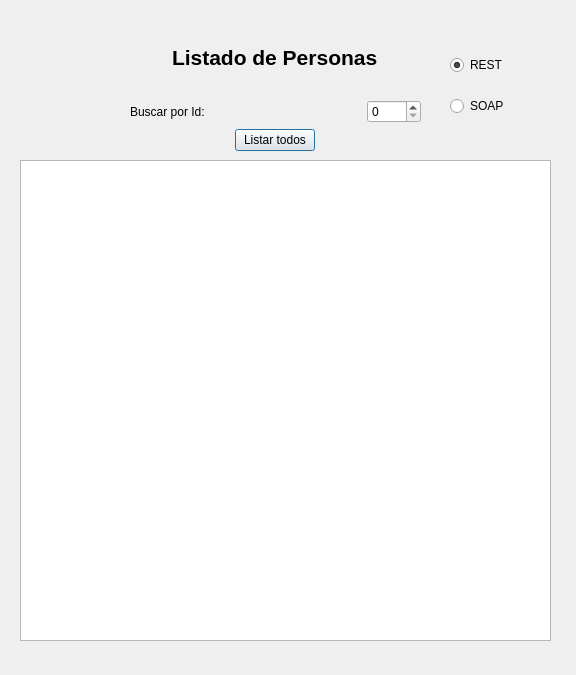
Above: layout_listar.ui from Dave2207/clientes_gui before the change. Below: the same form after it.
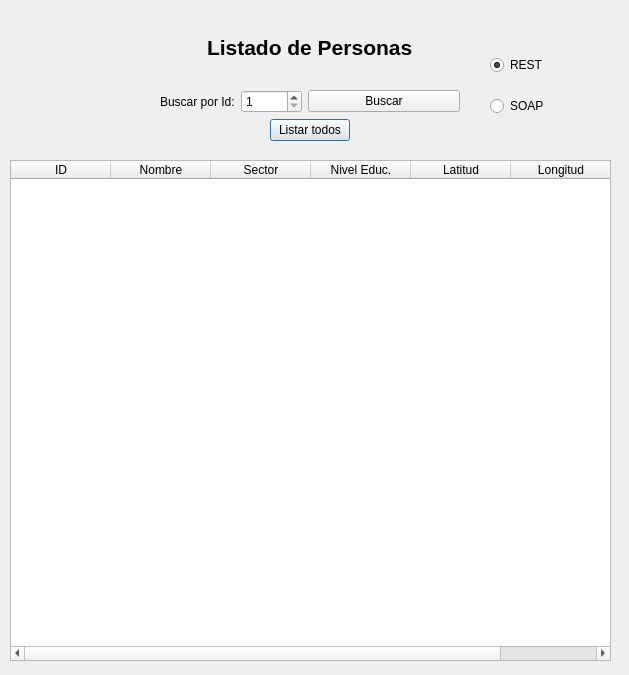
That is the form after the change.

Commit message: Boton buscar por ID en listado

```diff
--- a/layout_listar.ui
+++ b/layout_listar.ui
@@ -6,7 +6,7 @@
    <rect>
     <x>0</x>
     <y>0</y>
-    <width>576</width>
+    <width>629</width>
     <height>675</height>
    </rect>
   </property>
@@ -18,47 +18,17 @@
   <property name="windowTitle">
    <string>Dialog</string>
   </property>
-  <widget class="QTableView" name="tableView">
-   <property name="geometry">
-    <rect>
-     <x>20</x>
-     <y>160</y>
-     <width>531</width>
-     <height>481</height>
-    </rect>
-   </property>
-  </widget>
   <widget class="QWidget" name="layoutWidget">
    <property name="geometry">
     <rect>
-     <x>130</x>
-     <y>20</y>
-     <width>291</width>
+     <x>160</x>
+     <y>10</y>
+     <width>300</width>
      <height>131</height>
     </rect>
    </property>
    <layout class="QGridLayout" name="gridLayout">
-    <item row="2" column="0" alignment="Qt::AlignLeft">
-     <widget class="QLabel" name="lbl_buscarID">
-      <property name="text">
-       <string>Buscar por Id:</string>
-      </property>
-     </widget>
-    </item>
-    <item row="3" column="0" colspan="2" alignment="Qt::AlignHCenter">
-     <widget class="QPushButton" name="btn_listarTodos">
-      <property name="sizePolicy">
-       <sizepolicy hsizetype="Minimum" vsizetype="Fixed">
-        <horstretch>0</horstretch>
-        <verstretch>0</verstretch>
-       </sizepolicy>
-      </property>
-      <property name="text">
-       <string>Listar todos</string>
-      </property>
-     </widget>
-    </item>
-    <item row="1" column="0" colspan="2" alignment="Qt::AlignHCenter">
+    <item row="1" column="0" colspan="4" alignment="Qt::AlignHCenter">
      <widget class="QLabel" name="lbl_listado">
       <property name="font">
        <font>
@@ -72,6 +42,26 @@
       </property>
      </widget>
     </item>
+    <item row="2" column="0" alignment="Qt::AlignLeft">
+     <widget class="QLabel" name="lbl_buscarID">
+      <property name="text">
+       <string>Buscar por Id:</string>
+      </property>
+     </widget>
+    </item>
+    <item row="3" column="0" colspan="4" alignment="Qt::AlignHCenter">
+     <widget class="QPushButton" name="btn_listarTodos">
+      <property name="sizePolicy">
+       <sizepolicy hsizetype="Minimum" vsizetype="Fixed">
+        <horstretch>0</horstretch>
+        <verstretch>0</verstretch>
+       </sizepolicy>
+      </property>
+      <property name="text">
+       <string>Listar todos</string>
+      </property>
+     </widget>
+    </item>
     <item row="2" column="1">
      <widget class="QSpinBox" name="spn_id">
       <property name="sizePolicy">
@@ -80,17 +70,27 @@
         <verstretch>0</verstretch>
        </sizepolicy>
       </property>
+      <property name="minimum">
+       <number>1</number>
+      </property>
       <property name="maximum">
-       <number>1000</number>
+       <number>10000</number>
+      </property>
+     </widget>
+    </item>
+    <item row="2" column="2" colspan="2">
+     <widget class="QPushButton" name="btn_buscar">
+      <property name="text">
+       <string>Buscar</string>
       </property>
      </widget>
     </item>
    </layout>
   </widget>
-  <widget class="QWidget" name="">
+  <widget class="QWidget" name="layoutWidget">
    <property name="geometry">
     <rect>
-     <x>450</x>
+     <x>490</x>
      <y>40</y>
      <width>101</width>
      <height>91</height>
@@ -119,6 +119,49 @@
     </item>
    </layout>
   </widget>
+  <widget class="QTableWidget" name="tabla_listado">
+   <property name="geometry">
+    <rect>
+     <x>10</x>
+     <y>160</y>
+     <width>601</width>
+     <height>501</height>
+    </rect>
+   </property>
+   <column>
+    <property name="text">
+     <string>ID</string>
+    </property>
+    <property name="textAlignment">
+     <set>AlignCenter</set>
+    </property>
+   </column>
+   <column>
+    <property name="text">
+     <string>Nombre</string>
+    </property>
+   </column>
+   <column>
+    <property name="text">
+     <string>Sector</string>
+    </property>
+   </column>
+   <column>
+    <property name="text">
+     <string>Nivel Educ.</string>
+    </property>
+   </column>
+   <column>
+    <property name="text">
+     <string>Latitud</string>
+    </property>
+   </column>
+   <column>
+    <property name="text">
+     <string>Longitud</string>
+    </property>
+   </column>
+  </widget>
  </widget>
  <resources/>
  <connections/>
```
The commit also changes 1 other file.
